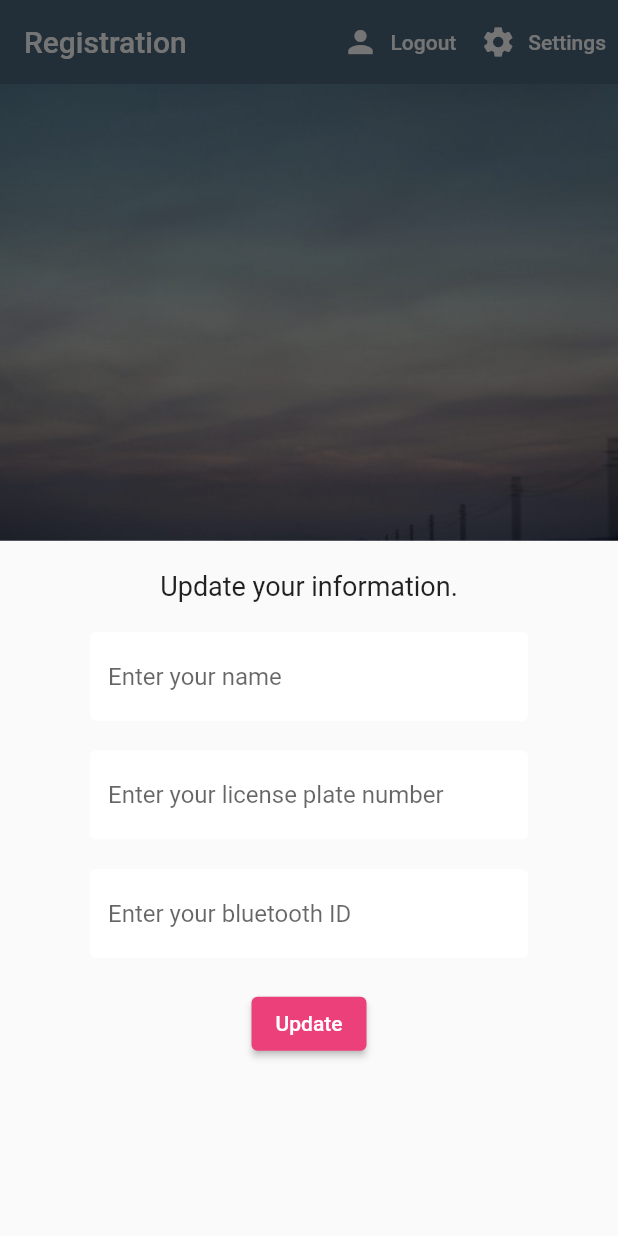
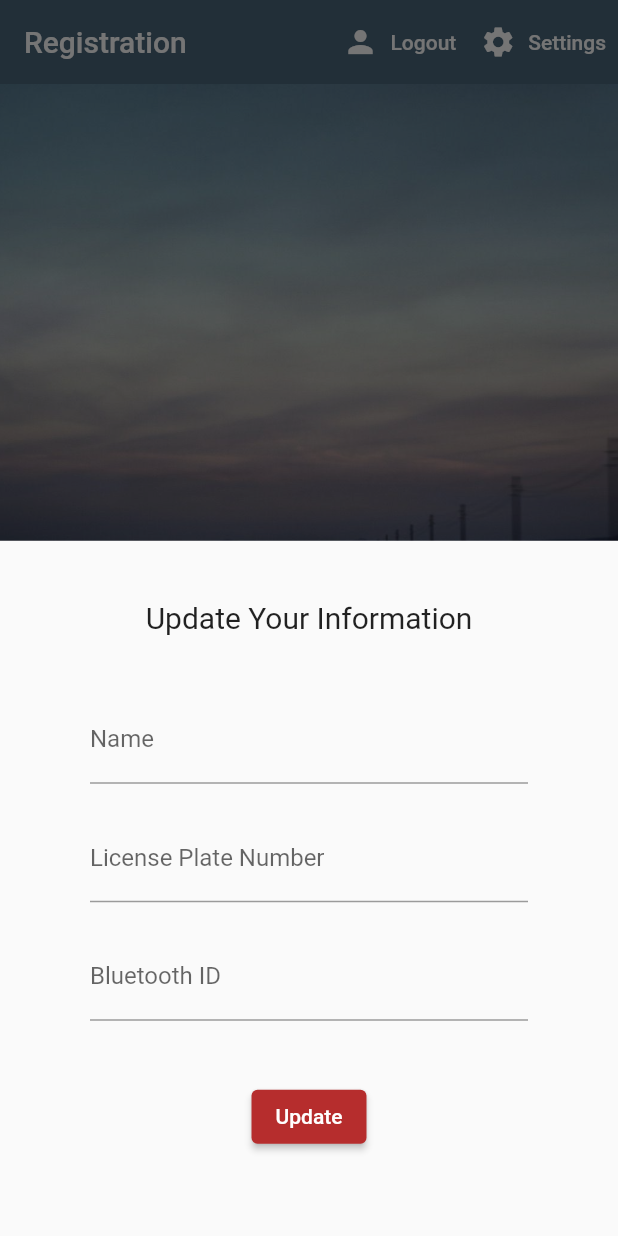
Before and after one commit to JimHok/Parking-Management-System, a Flutter app: the screen it shows once a user with an empty profile is signed in, after a tap on "Settings", on a phone screen of 412 x 824 dp. Run offline on Flutter 3.47's test engine with Material 2 defaults, Android fonts, the phone set to English and light mode, and no system bars; our stand-ins replace cloud_firestore, firebase_auth, firebase_core, flutter_spinkit; accounts and stored records are empty.

Commit message:
Update information record for android app

```diff
--- a/Android App/parking_app/lib/main.dart
+++ b/Android App/parking_app/lib/main.dart
@@ -26,7 +26,7 @@ class MyApp extends StatelessWidget {
       child: MaterialApp(
         theme: ThemeData().copyWith(
           colorScheme:
-              ThemeData().colorScheme.copyWith(primary: Colors.pink[400]),
+              ThemeData().colorScheme.copyWith(primary: Color(0xffB62D2D)),
         ),
         home: Wrapper(),
       ),
--- a/Android App/parking_app/lib/screens/home/setting_form.dart
+++ b/Android App/parking_app/lib/screens/home/setting_form.dart
@@ -24,25 +24,37 @@ class _SettingFormState extends State<SettingForm> {
   @override
   Widget build(BuildContext context) {
     final user = Provider.of<UserParam?>(context);
+    final bottom = MediaQuery.of(context).viewInsets.bottom;
 
     return StreamBuilder<DocumentSnapshot>(
         stream: DatabaseService(uid: user?.uid).userData,
         builder: (context, snapshot) {
           if (snapshot.hasData) {
             DocumentSnapshot<Object?>? userData = snapshot.data;
-            return Form(
+            return Scaffold(
+              resizeToAvoidBottomInset: false,
+              body: SingleChildScrollView(
+                reverse: true,
+                child: Padding(
+                  padding: EdgeInsets.only(bottom: bottom),
+                  child: Form(
                     key: _formKey,
                     child: Column(
                       children: <Widget>[
-                  Text('Update your information.',
-                      style: TextStyle(fontSize: 18.0)),
+                        SizedBox(height: 20.0),
 
-                  SizedBox(height: 20.0),
+                        Text('Update Your Information',
+                            style: TextStyle(fontSize: 20.0)),
+
+                        SizedBox(height: 40.0),
 
                         TextFormField(
                           initialValue: userData!['name'],
-                    decoration: textInputDecoration.copyWith(
+                          decoration: InputDecoration(
+                            labelText: "Name",
+                            fillColor: Colors.white,
                             hintText: 'Enter your name',
+
                           ),
                           validator: (val) =>
                               val!.isEmpty ? 'Please enter a name' : null,
@@ -53,8 +65,11 @@ class _SettingFormState extends State<SettingForm> {
 
                         TextFormField(
                           initialValue: userData['license_plate'],
-                    decoration: textInputDecoration.copyWith(
+                          decoration: InputDecoration(
+                            labelText: "License Plate Number",
+                            fillColor: Colors.white,
                             hintText: 'Enter your license plate number',
+
                           ),
                           validator: (val) =>
                               val!.isEmpty ? 'Please enter a license plate number' : null,
@@ -65,21 +80,24 @@ class _SettingFormState extends State<SettingForm> {
 
                         TextFormField(
                           initialValue: userData['bluetooth_id'],
-                    decoration: textInputDecoration.copyWith(
+                          decoration: InputDecoration(
+                            labelText: "Bluetooth ID",
+                            fillColor: Colors.white,
                             hintText: 'Enter your bluetooth ID',
+
                           ),
                           validator: (val) =>
                               val!.isEmpty ? 'Please enter a bluetooth ID' : null,
                           onChanged: (val) => setState(() => _currentBLE = val),
                         ),
 
-                  SizedBox(height: 20),
+                        SizedBox(height: 40),
 
                         ElevatedButton(
                           child:
                               Text('Update', style: TextStyle(color: Colors.white)),
                           style: ElevatedButton.styleFrom(
-                      primary: Colors.pink[400],
+                            primary: Color(0xffB62D2D),
                           ),
                           onPressed: () async {
                             if (_formKey.currentState!.validate()) {
@@ -97,6 +115,9 @@ class _SettingFormState extends State<SettingForm> {
                         )
                       ],
                     ),
+                  ),
+                ),
+              ),
             );
           } else {
             return Loading();
```
Lines whose indentation alone changed are shown as unchanged.
